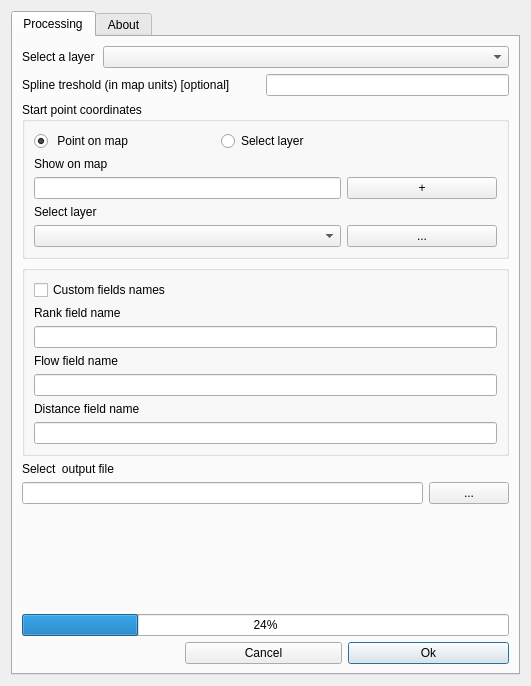
Qt form lines_ranking_dialog_base.ui (ChrisLisbon/QGIS_LinesRankingPlugin) before a commit.
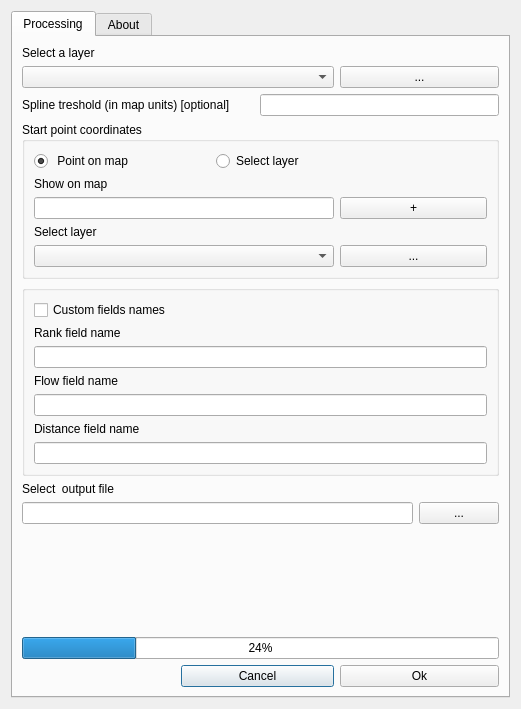
The same form after that commit.

Commit message: utf-8 for windows debug1

The edit to the form file:
```diff
--- a/lines_ranking_dialog_base.ui
+++ b/lines_ranking_dialog_base.ui
@@ -9,8 +9,8 @@
    <rect>
     <x>0</x>
     <y>0</y>
-    <width>531</width>
-    <height>686</height>
+    <width>521</width>
+    <height>709</height>
    </rect>
   </property>
   <property name="sizePolicy">
@@ -54,86 +54,82 @@
        <string>Processing</string>
       </attribute>
       <layout class="QGridLayout" name="gridLayout_2">
-       <item row="12" column="4" colspan="2">
-        <widget class="QPushButton" name="pushButton_3">
-         <property name="text">
-          <string>Ok</string>
-         </property>
-        </widget>
-       </item>
-       <item row="9" column="0" colspan="6">
-        <widget class="QLabel" name="label_9">
-         <property name="text">
-          <string/>
-         </property>
-        </widget>
-       </item>
-       <item row="10" column="0" colspan="6">
+       <item row="11" column="0" colspan="6">
         <widget class="QProgressBar" name="progressBar">
          <property name="value">
           <number>24</number>
          </property>
         </widget>
        </item>
-       <item row="0" column="1" colspan="5">
-        <widget class="QComboBox" name="comboBox"/>
-       </item>
-       <item row="1" column="0" colspan="3">
-        <widget class="QLabel" name="label_4">
-         <property name="text">
-          <string>Spline treshold (in map units) [optional]</string>
-         </property>
-        </widget>
-       </item>
-       <item row="0" column="0">
-        <widget class="QLabel" name="label">
-         <property name="text">
-          <string>Select a layer</string>
-         </property>
-        </widget>
-       </item>
-       <item row="1" column="3" colspan="3">
-        <widget class="QLineEdit" name="lineEdit_3">
-         <property name="autoFillBackground">
-          <bool>false</bool>
-         </property>
-         <property name="inputMethodHints">
-          <set>Qt::ImhNone</set>
-         </property>
-         <property name="text">
-          <string/>
-         </property>
-        </widget>
-       </item>
-       <item row="4" column="0" colspan="2">
-        <widget class="QLabel" name="label_2">
-         <property name="text">
-          <string>Select  output file</string>
-         </property>
-        </widget>
-       </item>
-       <item row="5" column="5">
-        <widget class="QPushButton" name="pushButton">
-         <property name="text">
-          <string>...</string>
-         </property>
-        </widget>
-       </item>
-       <item row="5" column="0" colspan="5">
+       <item row="6" column="0" colspan="5">
         <widget class="QLineEdit" name="lineEdit">
          <property name="placeholderText">
           <string/>
          </property>
         </widget>
        </item>
-       <item row="12" column="2" colspan="2">
+       <item row="13" column="2" colspan="2">
         <widget class="QPushButton" name="pushButton_4">
          <property name="text">
           <string>Cancel</string>
          </property>
         </widget>
        </item>
-       <item row="2" column="0" colspan="6">
+       <item row="6" column="5">
+        <widget class="QPushButton" name="pushButton">
+         <property name="text">
+          <string>...</string>
+         </property>
+        </widget>
+       </item>
+       <item row="13" column="4" colspan="2">
+        <widget class="QPushButton" name="pushButton_3">
+         <property name="text">
+          <string>Ok</string>
+         </property>
+        </widget>
+       </item>
+       <item row="10" column="0" colspan="6">
+        <widget class="QLabel" name="label_9">
+         <property name="text">
+          <string/>
+         </property>
+        </widget>
+       </item>
+       <item row="9" column="0">
+        <spacer name="verticalSpacer">
+         <property name="orientation">
+          <enum>Qt::Vertical</enum>
+         </property>
+         <property name="sizeHint" stdset="0">
+          <size>
+           <width>20</width>
+           <height>40</height>
+          </size>
+         </property>
+        </spacer>
+       </item>
+       <item row="2" column="3" colspan="3">
+        <widget class="QLineEdit" name="lineEdit_3">
+         <property name="autoFillBackground">
+          <bool>false</bool>
+         </property>
+         <property name="inputMethodHints">
+          <set>Qt::ImhNone</set>
+         </property>
+         <property name="text">
+          <string/>
+         </property>
+        </widget>
+       </item>
+       <item row="2" column="0" colspan="3">
+        <widget class="QLabel" name="label_4">
+         <property name="text">
+          <string>Spline treshold (in map units) [optional]</string>
+         </property>
+        </widget>
+       </item>
+       <item row="3" column="0" colspan="6">
         <widget class="QGroupBox" name="groupBox">
          <property name="title">
           <string>Start point coordinates</string>
@@ -193,20 +189,14 @@
          </layout>
         </widget>
        </item>
-       <item row="8" column="0">
-        <spacer name="verticalSpacer">
-         <property name="orientation">
-          <enum>Qt::Vertical</enum>
+       <item row="0" column="0">
+        <widget class="QLabel" name="label">
+         <property name="text">
+          <string>Select a layer</string>
          </property>
-         <property name="sizeHint" stdset="0">
-          <size>
-           <width>20</width>
-           <height>40</height>
-          </size>
-         </property>
-        </spacer>
+        </widget>
        </item>
-       <item row="3" column="0" colspan="6">
+       <item row="4" column="0" colspan="6">
         <widget class="QGroupBox" name="groupBox_2">
          <property name="title">
           <string/>
@@ -252,6 +242,23 @@
          </layout>
         </widget>
        </item>
+       <item row="5" column="0" colspan="2">
+        <widget class="QLabel" name="label_2">
+         <property name="text">
+          <string>Select  output file</string>
+         </property>
+        </widget>
+       </item>
+       <item row="1" column="4" colspan="2">
+        <widget class="QPushButton" name="pushButton_6">
+         <property name="text">
+          <string>...</string>
+         </property>
+        </widget>
+       </item>
+       <item row="1" column="0" colspan="4">
+        <widget class="QComboBox" name="comboBox"/>
+       </item>
       </layout>
      </widget>
      <widget class="QWidget" name="tab_2">
```
Left out of the diff: 1 changed line with no effect on the pictures. The commit also changes 3 other files.
